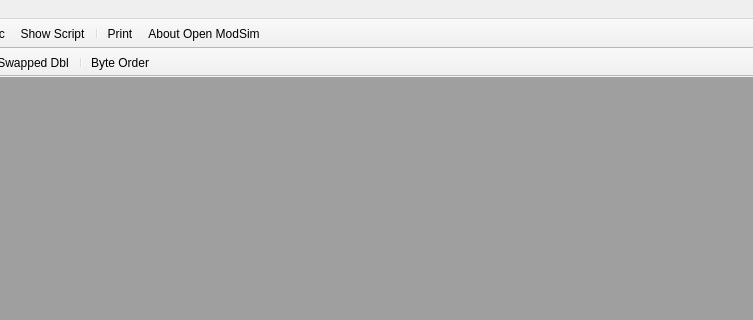
Before: the Qt Designer form omodsim/mainwindow.ui in sanny32/OpenModSim, drawn with Qt 5; both pictures show x 527 to 1280 and y 0 to 320 of the 1280 by 720 pixel window.
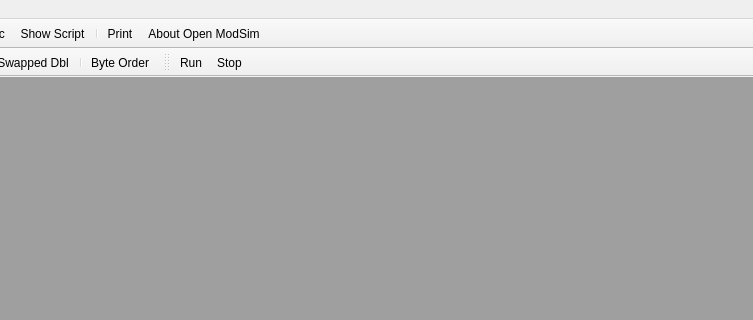
After: the same form once the commit is applied. Icons and pictures are not drawn.

Patch:
```diff
--- a/omodsim/mainwindow.ui
+++ b/omodsim/mainwindow.ui
@@ -220,6 +220,19 @@
    <addaction name="separator"/>
    <addaction name="actionByteOrder"/>
   </widget>
+  <widget class="QToolBar" name="toolBarScript">
+   <property name="windowTitle">
+    <string>toolBar</string>
+   </property>
+   <attribute name="toolBarArea">
+    <enum>TopToolBarArea</enum>
+   </attribute>
+   <attribute name="toolBarBreak">
+    <bool>false</bool>
+   </attribute>
+   <addaction name="actionRunScript"/>
+   <addaction name="actionStopScript"/>
+  </widget>
   <action name="actionNew">
    <property name="icon">
     <iconset resource="resources.qrc">
@@ -586,6 +599,22 @@
     <string>Show Script</string>
    </property>
   </action>
+  <action name="actionRunScript">
+   <property name="text">
+    <string>Run</string>
+   </property>
+   <property name="toolTip">
+    <string>Run Script</string>
+   </property>
+  </action>
+  <action name="actionStopScript">
+   <property name="text">
+    <string>Stop</string>
+   </property>
+   <property name="toolTip">
+    <string>Stop Script</string>
+   </property>
+  </action>
  </widget>
  <resources>
   <include location="resources.qrc"/>
```
Left out of the diff: 9 changed lines with no effect on the pictures.
